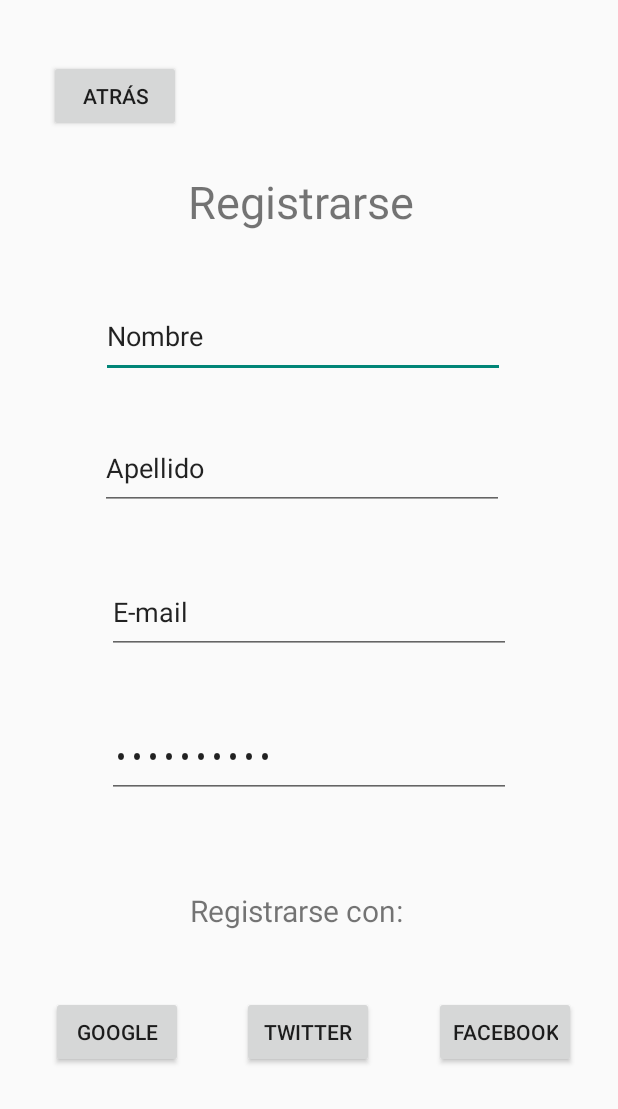
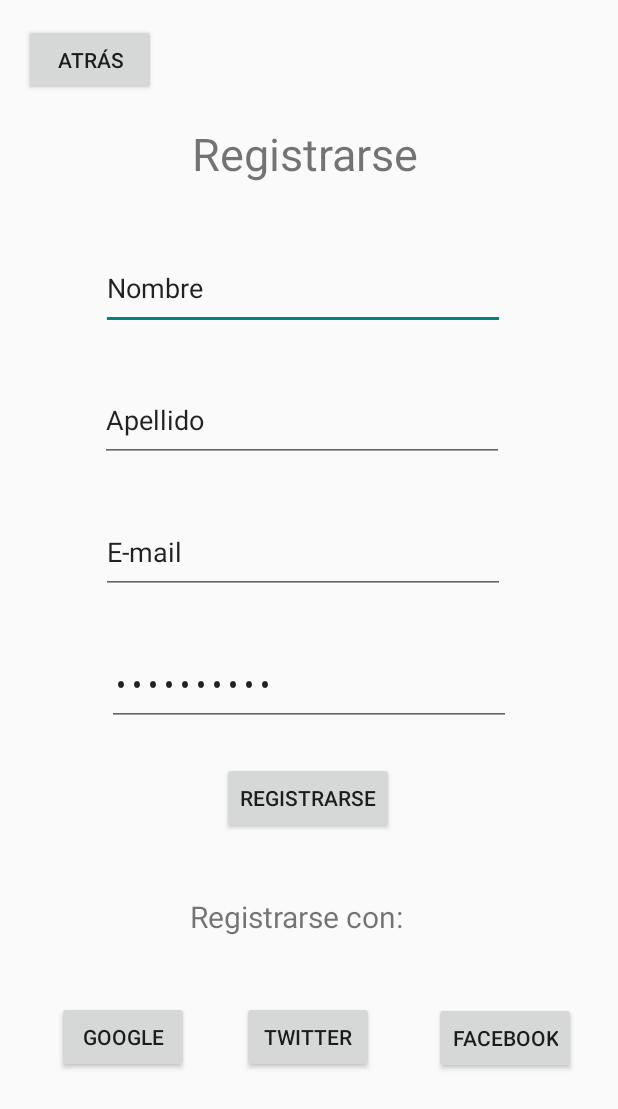
Before and after one commit to MariaGandoy/JAM, an Android app built with Jetpack Compose: the layout sign_up.xml on its own in the app's theme, with its tools: preview values and no code run, on a phone screen of 412 x 824 dp. Shown: the top 1109 px of the screen. Run offline under Robolectric (Android 15) with nearby library versions, the phone set to English and light mode, and no system bars.

```diff
--- a/app/src/main/res/layout/main_activity.xml
+++ b/app/src/main/res/layout/main_activity.xml
@@ -48,7 +48,7 @@
         android:layout_width="158dp"
         android:layout_height="57dp"
         android:alpha="1"
-        android:text="Crear cuenta"
+        android:text="Iniciar sesión"
         android:textAlignment="center"
         app:layout_constraintBottom_toBottomOf="parent"
         app:layout_constraintEnd_toEndOf="parent"
@@ -75,7 +75,7 @@
         android:layout_width="158dp"
         android:layout_height="57dp"
         android:alpha="1"
-        android:text="Iniciar sesión"
+        android:text="Crear cuenta"
         android:textAlignment="center"
         app:layout_constraintBottom_toBottomOf="parent"
         app:layout_constraintEnd_toEndOf="parent"
--- a/app/src/main/res/layout/sign_up.xml
+++ b/app/src/main/res/layout/sign_up.xml
@@ -16,19 +16,19 @@
         android:textSize="30sp"
         app:layout_constraintBottom_toBottomOf="parent"
         app:layout_constraintEnd_toEndOf="parent"
-        app:layout_constraintHorizontal_bias="0.485"
+        app:layout_constraintHorizontal_bias="0.497"
         app:layout_constraintStart_toStartOf="parent"
         app:layout_constraintTop_toTopOf="parent"
-        app:layout_constraintVertical_bias="0.146" />
+        app:layout_constraintVertical_bias="0.105" />
 
     <Button
         android:id="@+id/button"
         android:layout_width="wrap_content"
         android:layout_height="wrap_content"
-        android:layout_marginTop="40dp"
+        android:layout_marginTop="16dp"
         android:text="Atrás"
         app:layout_constraintEnd_toEndOf="parent"
-        app:layout_constraintHorizontal_bias="0.101"
+        app:layout_constraintHorizontal_bias="0.049"
         app:layout_constraintStart_toStartOf="parent"
         app:layout_constraintTop_toTopOf="parent" />
 
@@ -40,10 +40,10 @@
         android:text="Google"
         app:layout_constraintBottom_toBottomOf="parent"
         app:layout_constraintEnd_toStartOf="@+id/button2"
-        app:layout_constraintHorizontal_bias="0.312"
+        app:layout_constraintHorizontal_bias="0.385"
         app:layout_constraintStart_toStartOf="parent"
-        app:layout_constraintTop_toTopOf="parent"
-        app:layout_constraintVertical_bias="0.856" />
+        app:layout_constraintTop_toTopOf="@+id/guideline"
+        app:layout_constraintVertical_bias="0.404" />
 
     <Button
         android:id="@+id/button2"
@@ -54,8 +54,8 @@
         app:layout_constraintEnd_toEndOf="parent"
         app:layout_constraintHorizontal_bias="0.498"
         app:layout_constraintStart_toStartOf="parent"
-        app:layout_constraintTop_toTopOf="parent"
-        app:layout_constraintVertical_bias="0.856" />
+        app:layout_constraintTop_toTopOf="@+id/guideline"
+        app:layout_constraintVertical_bias="0.404" />
 
     <Button
         android:id="@+id/button4"
@@ -67,8 +67,8 @@
         app:layout_constraintEnd_toEndOf="parent"
         app:layout_constraintHorizontal_bias="0.0"
         app:layout_constraintStart_toEndOf="@+id/button2"
-        app:layout_constraintTop_toTopOf="parent"
-        app:layout_constraintVertical_bias="0.856" />
+        app:layout_constraintTop_toTopOf="@+id/guideline"
+        app:layout_constraintVertical_bias="0.406" />
 
     <EditText
         android:id="@+id/editTextText"
@@ -100,11 +100,12 @@
         android:id="@+id/editTextTextEmailAddress"
         android:layout_width="269dp"
         android:layout_height="56dp"
-        android:layout_marginTop="40dp"
+        android:layout_marginTop="32dp"
         android:ems="10"
         android:inputType="textEmailAddress"
         android:text="E-mail"
         app:layout_constraintEnd_toEndOf="parent"
+        app:layout_constraintHorizontal_bias="0.471"
         app:layout_constraintStart_toStartOf="parent"
         app:layout_constraintTop_toBottomOf="@+id/editTextText2" />
 
@@ -112,7 +113,7 @@
         android:id="@+id/editTextTextPassword"
         android:layout_width="269dp"
         android:layout_height="56dp"
-        android:layout_marginTop="40dp"
+        android:layout_marginTop="32dp"
         android:ems="10"
         android:inputType="textPassword"
         android:text="Contraseña"
@@ -131,13 +132,24 @@
         app:layout_constraintEnd_toEndOf="parent"
         app:layout_constraintStart_toStartOf="parent"
         app:layout_constraintTop_toBottomOf="@+id/editTextTextPassword"
-        app:layout_constraintVertical_bias="0.984" />
+        app:layout_constraintVertical_bias="1.0" />
 
     <androidx.constraintlayout.widget.Guideline
         android:id="@+id/guideline"
         android:layout_width="wrap_content"
         android:layout_height="wrap_content"
         android:orientation="horizontal"
-        app:layout_constraintGuide_begin="567dp" />
+        app:layout_constraintGuide_begin="594dp" />
+
+    <Button
+        android:id="@+id/button7"
+        android:layout_width="wrap_content"
+        android:layout_height="wrap_content"
+        android:layout_marginTop="24dp"
+        android:text="Registrarse"
+        app:layout_constraintEnd_toEndOf="parent"
+        app:layout_constraintHorizontal_bias="0.498"
+        app:layout_constraintStart_toStartOf="parent"
+        app:layout_constraintTop_toBottomOf="@+id/editTextTextPassword" />
 
 </androidx.constraintlayout.widget.ConstraintLayout>
```
Also changed, not shown: app/src/main/java/com/example/amp_jam/MainActivity.kt (+10 -0 lines), app/src/main/java/com/example/amp_jam/SignUpActivity.kt (renamed from app/src/main/java/com/example/amp_jam/MapActivity.kt, +13 -11 lines), app/src/main/res/layout/login.xml (+18 -12 lines).
